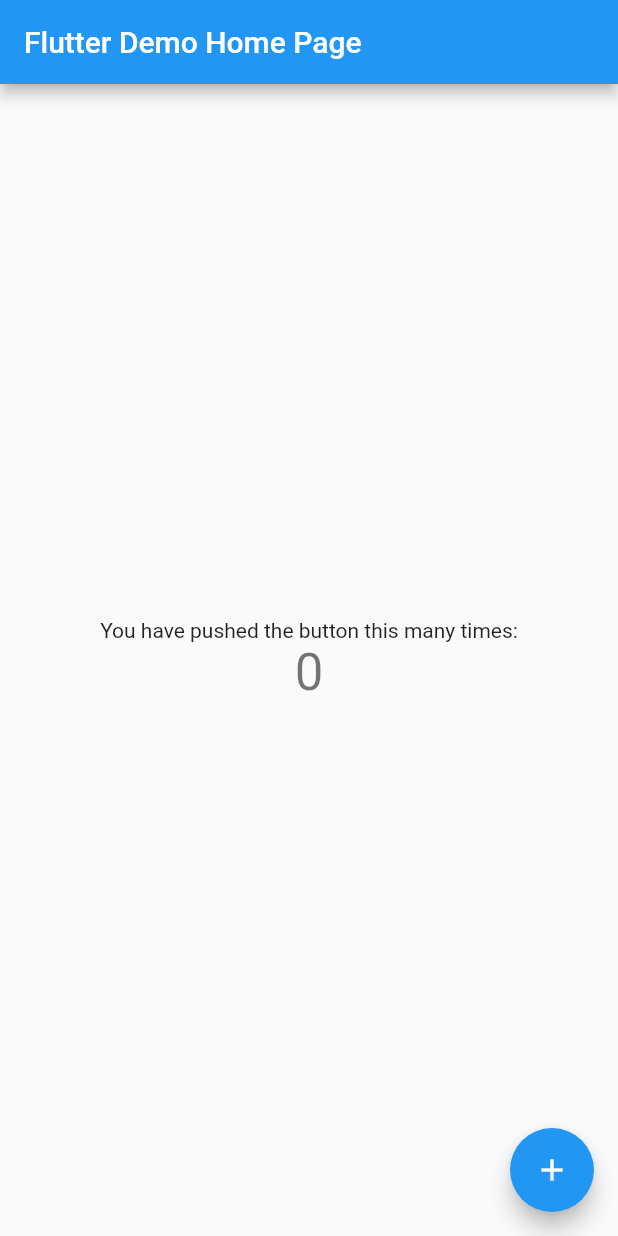
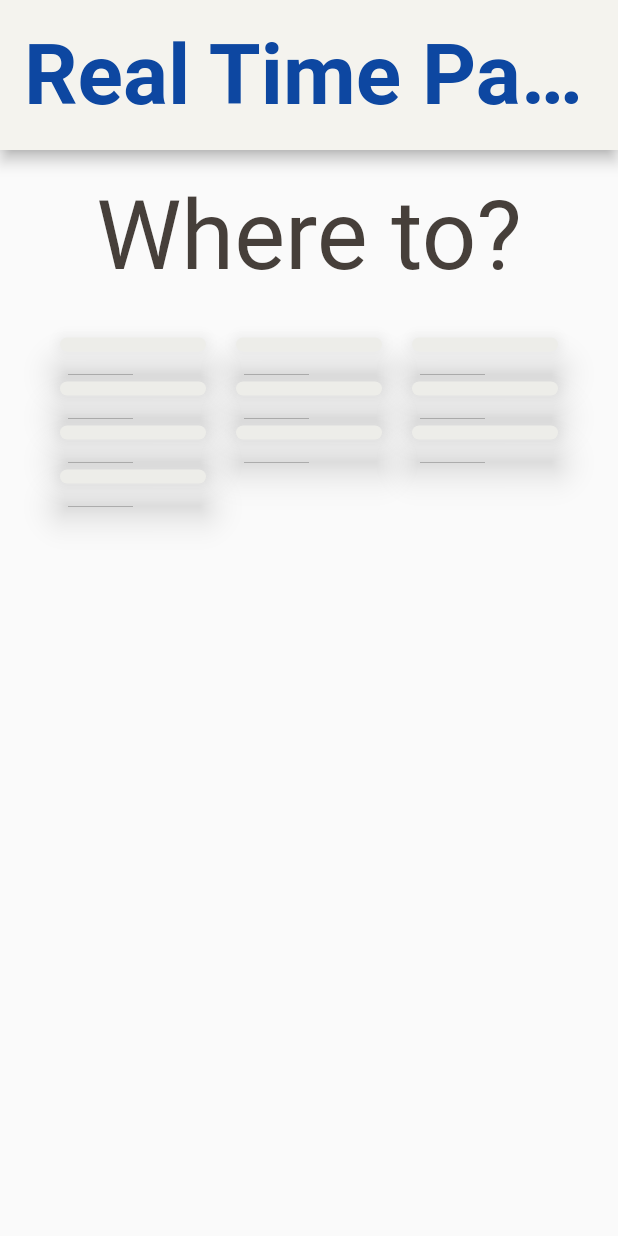
Before and after one commit to Ramadhanpembe/fyp_passenger, a Flutter app: the screen it shows after launch, on a phone screen of 412 x 824 dp. Run offline on Flutter 3.47's test engine with Material 2 defaults, Android fonts, the phone set to English and light mode, and no system bars.

Commit message:
Updated UI for the end semester presentation

```diff
--- a/lib/main.dart
+++ b/lib/main.dart
@@ -1,4 +1,5 @@
 import 'package:flutter/material.dart';
+import 'package:fyp_passenger/pages/home_page.dart';
 
 void main() {
   runApp(const MyApp());
@@ -7,110 +8,27 @@
 class MyApp extends StatelessWidget {
   const MyApp({super.key});
 
-  // This widget is the root of your application.
   @override
   Widget build(BuildContext context) {
     return MaterialApp(
       debugShowCheckedModeBanner: false,
-      title: 'Flutter Demo',
-      theme: ThemeData(
-        // This is the theme of your application.
-        //
-        // Try running your application with "flutter run". You'll see the
-        // application has a blue toolbar. Then, without quitting the app, try
-        // changing the primarySwatch below to Colors.green and then invoke
-        // "hot reload" (press "r" in the console where you ran "flutter run",
-        // or simply save your changes to "hot reload" in a Flutter IDE).
-        // Notice that the counter didn't reset back to zero; the application
-        // is not restarted.
-        primarySwatch: Colors.blue,
+      theme: ThemeData.light(),
+      home: Scaffold(
+        appBar: AppBar(
+          title: const Text(
+            'Real Time Passenger Management',
+            style: TextStyle(
+              fontWeight: FontWeight.bold,
+              fontSize: 56,
+            ),
+          ),
+          centerTitle: true,
+          toolbarHeight: 100,
+          backgroundColor: const Color(0xfff4f3ee),
+          foregroundColor: Colors.blue[900],
+        ),
+        body: const HomePage(),
       ),
-      home: const MyHomePage(title: 'Flutter Demo Home Page'),
     );
   }
 }
-
-class MyHomePage extends StatefulWidget {
-  const MyHomePage({super.key, required this.title});
-
-  // This widget is the home page of your application. It is stateful, meaning
-  // that it has a State object (defined below) that contains fields that affect
-  // how it looks.
-
-  // This class is the configuration for the state. It holds the values (in this
-  // case the title) provided by the parent (in this case the App widget) and
-  // used by the build method of the State. Fields in a Widget subclass are
-  // always marked "final".
-
-  final String title;
-
-  @override
-  State<MyHomePage> createState() => _MyHomePageState();
-}
-
-class _MyHomePageState extends State<MyHomePage> {
-  int _counter = 0;
-
-  void _incrementCounter() {
-    setState(() {
-      // This call to setState tells the Flutter framework that something has
-      // changed in this State, which causes it to rerun the build method below
-      // so that the display can reflect the updated values. If we changed
-      // _counter without calling setState(), then the build method would not be
-      // called again, and so nothing would appear to happen.
-      _counter++;
-    });
-  }
-
-  @override
-  Widget build(BuildContext context) {
-    // This method is rerun every time setState is called, for instance as done
-    // by the _incrementCounter method above.
-    //
-    // The Flutter framework has been optimized to make rerunning build methods
-    // fast, so that you can just rebuild anything that needs updating rather
-    // than having to individually change instances of widgets.
-    return Scaffold(
-      appBar: AppBar(
-        // Here we take the value from the MyHomePage object that was created by
-        // the App.build method, and use it to set our appbar title.
-        title: Text(widget.title),
-      ),
-      body: Center(
-        // Center is a layout widget. It takes a single child and positions it
-        // in the middle of the parent.
-        child: Column(
-          // Column is also a layout widget. It takes a list of children and
-          // arranges them vertically. By default, it sizes itself to fit its
-          // children horizontally, and tries to be as tall as its parent.
-          //
-          // Invoke "debug painting" (press "p" in the console, choose the
-          // "Toggle Debug Paint" action from the Flutter Inspector in Android
-          // Studio, or the "Toggle Debug Paint" command in Visual Studio Code)
-          // to see the wireframe for each widget.
-          //
-          // Column has various properties to control how it sizes itself and
-          // how it positions its children. Here we use mainAxisAlignment to
-          // center the children vertically; the main axis here is the vertical
-          // axis because Columns are vertical (the cross axis would be
-          // horizontal).
-          mainAxisAlignment: MainAxisAlignment.center,
-          children: <Widget>[
-            const Text(
-              'You have pushed the button this many times:',
-            ),
-            Text(
-              '$_counter',
-              style: Theme.of(context).textTheme.headlineMedium,
-            ),
-          ],
-        ),
-      ),
-      floatingActionButton: FloatingActionButton(
-        onPressed: _incrementCounter,
-        tooltip: 'Increment',
-        child: const Icon(Icons.add),
-      ), // This trailing comma makes auto-formatting nicer for build methods.
-    );
-  }
-}
--- /dev/null
+++ b/lib/models/route.dart
@@ -0,0 +1,5 @@
+class Route {
+  Route(this.firstTerminal, this.lastTerminal);
+  String firstTerminal;
+  String lastTerminal;
+}
--- /dev/null
+++ b/lib/pages/home_page.dart
@@ -0,0 +1,83 @@
+import 'package:flutter/material.dart';
+import 'package:fyp_passenger/utils/constants.dart';
+
+import '../utils/data.dart';
+
+class HomePage extends StatelessWidget {
+  const HomePage({Key? key}) : super(key: key);
+
+  @override
+  Widget build(BuildContext context) {
+    return Container(
+      padding: const EdgeInsets.fromLTRB(30, 0, 30, 0),
+      alignment: Alignment.center,
+      child: Column(
+        children: [
+          Container(
+            width: double.infinity,
+            padding: const EdgeInsets.all(20),
+            child: const Text(
+              'Where to?',
+              style: TextStyle(
+                fontSize: 64,
+                color: Color(0xff463f3a),
+              ),
+              textAlign: TextAlign.center,
+            ),
+          ),
+          Expanded(
+            child: GridView.builder(
+              gridDelegate: const SliverGridDelegateWithFixedCrossAxisCount(
+                crossAxisCount: 3,
+                childAspectRatio: 4,
+                // mainAxisSpacing: 20,
+                // crossAxisSpacing: 10,
+              ),
+              shrinkWrap: true,
+              itemBuilder: (context, index) {
+                return GestureDetector(
+                  child: Card(
+                    shape: RoundedRectangleBorder(
+                      borderRadius: BorderRadius.circular(15),
+                    ),
+                    elevation: 10,
+                    color: const Color(0xffedede9),
+                    margin: const EdgeInsets.all(10),
+                    child: Padding(
+                      padding: const EdgeInsets.all(15),
+                      child: Row(
+                        mainAxisAlignment: MainAxisAlignment.spaceBetween,
+                        children: [
+                          Text(
+                            routes[index].firstTerminal,
+                            style: kTerminalStyle,
+                          ),
+                          const SizedBox(
+                            width: 15,
+                          ),
+                          const CircleAvatar(
+                            foregroundColor: Color(0xfff4f3ee),
+                            backgroundColor: Color(0xffbcb8b1),
+                            child: Icon(Icons.sync_alt),
+                          ),
+                          const SizedBox(
+                            width: 15,
+                          ),
+                          Text(
+                            routes[index].lastTerminal,
+                            style: kTerminalStyle,
+                          ),
+                        ],
+                      ),
+                    ),
+                  ),
+                );
+              },
+              itemCount: routes.length,
+            ),
+          ),
+        ],
+      ),
+    );
+  }
+}
--- /dev/null
+++ b/lib/utils/constants.dart
@@ -0,0 +1,7 @@
+import 'package:flutter/material.dart';
+
+const kTerminalStyle = TextStyle(
+  fontSize: 30,
+  fontWeight: FontWeight.bold,
+  color: Color(0xff463f3a),
+);
--- /dev/null
+++ b/lib/utils/data.dart
@@ -0,0 +1,14 @@
+import '../models/route.dart';
+
+List<Route> routes = [
+  Route('T/NYUKI', 'KIVUKONI'),
+  Route('T/NYUKI', 'GEREZANI'),
+  Route('SIMU2000', 'MAKUMBUSHO'),
+  Route('MBEZI', 'MAKUMBUSHO'),
+  Route('T/NYUKI', 'MAKUMBUSHO'),
+  Route('MOROCCO', 'B/SOKONI'),
+  Route('T/SEGEREA', 'MAKUMBUSHO'),
+  Route('B/SOKONI', 'MAKUMBUSHO'),
+  Route('MBEZI 2', 'MAKUMBUSHO'),
+  Route('M/ZILLA', 'MAKUMBUSHO'),
+];
```
